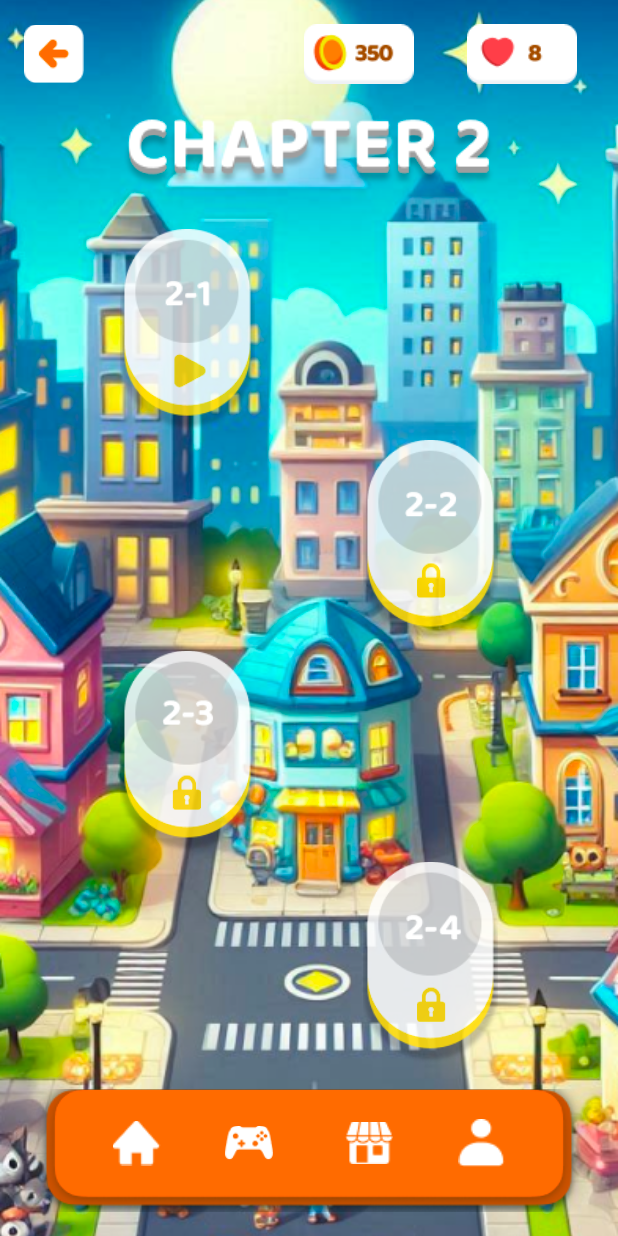
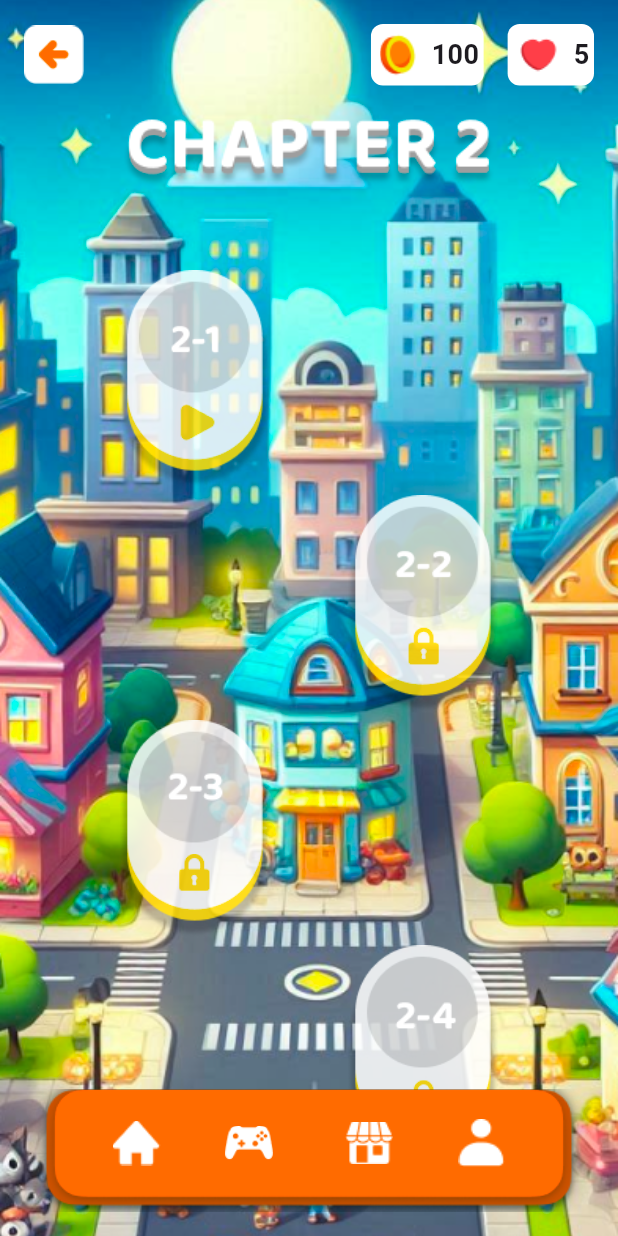
Before and after one commit to Nessaa16/WordWhizz, a Flutter app: the Chapter2 screen opened directly, on a phone screen of 412 x 824 dp. Run offline on Flutter 3.47's test engine with Material 3 defaults, Android fonts, the light colour scheme and no system bars; our stand-ins replace cloud_firestore, firebase_auth, firebase_core, lottie; accounts and stored records are empty.

Commit message:
scrollable, coin, and heart fixed

```diff
--- a/wordwhizz/lib/main.dart
+++ b/wordwhizz/lib/main.dart
@@ -21,9 +21,9 @@ class MyApp extends StatelessWidget {
       debugShowCheckedModeBanner: false,
 
       // home: WelcomePage(),
-      home: StoryPage(),
+      // home: StoryPage(),
       //home: MainMenuScreen(),
-     // home: Chapter2(),
+     home: Chapter2(),
 
     );
   }
--- a/wordwhizz/lib/view/pages/playmenu2_page.dart
+++ b/wordwhizz/lib/view/pages/playmenu2_page.dart
@@ -11,15 +11,85 @@ class Chapter2 extends StatelessWidget {
           // Background
           Positioned.fill(
             child: Image.asset(
-              'assets/images/backgroundc2.png', // Changed to backgroundc2.png
+              'assets/images/backgroundc2.png',
               fit: BoxFit.cover,
             ),
           ),
+          // Scrollable Content
           SafeArea(
+            child: SingleChildScrollView(
+              padding: const EdgeInsets.only(top: 100, bottom: 100), // Leave space for fixed elements
               child: Column(
                 children: [
-                // Top Bar
+                  // Level Buttons
+                  Column(
+                    mainAxisAlignment: MainAxisAlignment.spaceEvenly,
+                    children: [
+                      Row(
+                        mainAxisAlignment: MainAxisAlignment.start,
+                        children: [
                           Padding(
+                            padding: const EdgeInsets.only(left: 80, top: 80),
+                            child: LevelButton2(
+                              imagePath: 'assets/images/2-1.png', // Changed to 2-1.png
+                              width: 100,
+                              height: 145,
+                            ),
+                          ),
+                        ],
+                      ),
+                      Row(
+                        mainAxisAlignment: MainAxisAlignment.end,
+                        children: [
+                          Padding(
+                            padding: const EdgeInsets.only(right: 80, top: 5),
+                            child: LevelButton2(
+                              imagePath: 'assets/images/2-2.png', // Changed to 2-2.png
+                              width: 100,
+                              height: 145,
+                            ),
+                          ),
+                        ],
+                      ),
+                      Row(
+                        mainAxisAlignment: MainAxisAlignment.start,
+                        children: [
+                          Padding(
+                            padding: const EdgeInsets.only(left: 80, top: 5),
+                            child: LevelButton2(
+                              imagePath: 'assets/images/2-3.png', // Changed to 2-3.png
+                              width: 100,
+                              height: 145,
+                            ),
+                          ),
+                        ],
+                      ),
+                      Row(
+                        mainAxisAlignment: MainAxisAlignment.end,
+                        children: [
+                          Padding(
+                            padding: const EdgeInsets.only(right: 80, top: 5),
+                            child: LevelButton2(
+                              imagePath: 'assets/images/2-4.png', // Changed to 2-4.png
+                              width: 100,
+                              height: 145,
+                            ),
+                          ),
+                        ],
+                      ),
+                    ],
+                  ),
+                ],
+              ),
+            ),
+          ),
+          // Fixed Top Bar
+          Positioned(
+            top: 0,
+            left: 0,
+            right: 0,
+            child: SafeArea(
+              child: Padding(
                 padding: const EdgeInsets.all(16.0),
                 child: Row(
                   children: [
@@ -29,9 +99,9 @@ class Chapter2 extends StatelessWidget {
                         // Handle back navigation
                       },
                       child: Image.asset(
-                          'assets/images/backarrow.png', // Custom back arrow asset
-                          width: 40, // Set desired width
-                          height: 40, // Set desired height
+                        'assets/images/backarrow.png',
+                        width: 40,
+                        height: 40,
                         fit: BoxFit.contain,
                       ),
                     ),
@@ -39,87 +109,52 @@ class Chapter2 extends StatelessWidget {
                     // Coins Counter
                     Row(
                       children: [
+                        Container(
+                          padding: const EdgeInsets.all(3),
+                          decoration: BoxDecoration(
+                            color: Colors.white.withOpacity(1),
+                            borderRadius: BorderRadius.circular(8),
+                          ),
+                          child: Row(
+                            children: [
                               Image.asset(
                                 'assets/images/coin.png',
-                            height: 40,
+                                height: 35,
                               ),
-                          const SizedBox(width: 16),
-                        ],
+                              const SizedBox(width: 6),
+                              const Text(
+                                '100', // Example coin count
+                                style: TextStyle(
+                                  fontSize: 18,
+                                  fontWeight: FontWeight.bold,
                                 ),
-                      const SizedBox(width: 16),
-                      // Hearts Counter
-                      Row(
-                        children: [
-                          Image.asset(
-                            'assets/images/heart.png', // Custom heart asset
-                            height: 40, // Set desired height
-                            width: 80, // Set desired width
-                            fit: BoxFit.contain,
-                          ),
-                          const SizedBox(width: 8),
-                        ],
                               ),
                             ],
                           ),
                         ),
-
-                // Level Buttons
-                Expanded(
-                  child: Column(
-                    mainAxisAlignment: MainAxisAlignment.spaceEvenly,
+                        const SizedBox(width: 16),
+                        // Hearts Counter
+                        Container(
+                          padding: const EdgeInsets.all(3),
+                          decoration: BoxDecoration(
+                            color: Colors.white.withOpacity(1),
+                            borderRadius: BorderRadius.circular(8),
+                          ),
+                          child: Row(
                             children: [
-                      Row(
-                        mainAxisAlignment: MainAxisAlignment.start,
-                        children: [
-                          Padding(
-                            padding: const EdgeInsets.only(
-                                left: 80, top: 80), // Adjust padding for 2-1
-                            child: LevelButton(
-                              imagePath: 'assets/images/2-1.png', // Changed to 2-1.png
-                              width: 90,
-                              height: 135,
+                              Image.asset(
+                                'assets/images/heart.png',
+                                height: 35,
+                              ),
+                              const SizedBox(width: 6),
+                              const Text(
+                                '5', // Example heart count
+                                style: TextStyle(
+                                  fontSize: 18,
+                                  fontWeight: FontWeight.bold,
                                 ),
                               ),
                             ],
-                      ),
-                      Row(
-                        mainAxisAlignment: MainAxisAlignment.end,
-                        children: [
-                          Padding(
-                            padding: const EdgeInsets.only(
-                                right: 80, top: 5), // Adjust padding for 2-2
-                            child: LevelButton(
-                              imagePath: 'assets/images/2-2.png', // Changed to 2-2.png
-                              width: 90,
-                              height: 135,
-                            ),
-                          ),
-                        ],
-                      ),
-                      Row(
-                        mainAxisAlignment: MainAxisAlignment.start,
-                        children: [
-                          Padding(
-                            padding: const EdgeInsets.only(
-                                left: 80, top: 5), // Adjust padding for 2-3
-                            child: LevelButton(
-                              imagePath: 'assets/images/2-3.png', // Changed to 2-3.png
-                              width: 90,
-                              height: 135,
-                            ),
-                          ),
-                        ],
-                      ),
-                      Row(
-                        mainAxisAlignment: MainAxisAlignment.end,
-                        children: [
-                          Padding(
-                            padding: const EdgeInsets.only(
-                                right: 80, top: 5), // Adjust padding for 2-4
-                            child: LevelButton(
-                              imagePath: 'assets/images/2-4.png', // Changed to 2-4.png
-                              width: 90,
-                              height: 135,
                           ),
                         ),
                       ],
@@ -127,9 +162,14 @@ class Chapter2 extends StatelessWidget {
                   ],
                 ),
               ),
-
-                // Bottom Navigation Bar
-                Padding(
+            ),
+          ),
+          // Fixed Bottom Navigation Bar
+          Positioned(
+            bottom: 0,
+            left: 0,
+            right: 0,
+            child: Padding(
               padding: const EdgeInsets.all(16),
               child: Stack(
                 alignment: Alignment.center,
@@ -143,8 +183,7 @@ class Chapter2 extends StatelessWidget {
                   ),
                   // Navigation Icons with Manual Padding
                   Padding(
-                        padding: const EdgeInsets.only(
-                            bottom: 10, right: 230), // Adjust for 'home'
+                    padding: const EdgeInsets.only(bottom: 10, right: 230),
                     child: Image.asset(
                       'assets/images/home.png',
                       width: 32,
@@ -153,8 +192,7 @@ class Chapter2 extends StatelessWidget {
                     ),
                   ),
                   Padding(
-                        padding: const EdgeInsets.only(
-                            bottom: 10, right: 80), // Adjust for 'game'
+                    padding: const EdgeInsets.only(bottom: 10, right: 80),
                     child: Image.asset(
                       'assets/images/game.png',
                       width: 32,
@@ -163,8 +201,7 @@ class Chapter2 extends StatelessWidget {
                     ),
                   ),
                   Padding(
-                        padding: const EdgeInsets.only(
-                            bottom: 10, left: 80), // Adjust for 'store'
+                    padding: const EdgeInsets.only(bottom: 10, left: 80),
                     child: Image.asset(
                       'assets/images/store.png',
                       width: 32,
@@ -173,8 +210,7 @@ class Chapter2 extends StatelessWidget {
                     ),
                   ),
                   Padding(
-                        padding: const EdgeInsets.only(
-                            bottom: 10, left: 230), // Adjust for 'profile'
+                    padding: const EdgeInsets.only(bottom: 10, left: 230),
                     child: Image.asset(
                       'assets/images/profile.png',
                       width: 32,
@@ -185,14 +221,13 @@ class Chapter2 extends StatelessWidget {
                 ],
               ),
             ),
-              ],
-            ),
           ),
         ],
       ),
     );
   }
 }
+
 
 class LevelButton2 extends StatelessWidget {
   final String imagePath;
```
Also changed, not shown: wordwhizz/lib/view/pages/pages.dart (+4 -4 lines), wordwhizz/lib/view/pages/playmenu1_page.dart (+123 -89 lines), wordwhizz/assets/images/coin.png, wordwhizz/assets/images/heart.png. Lines whose indentation alone changed are shown as unchanged.
